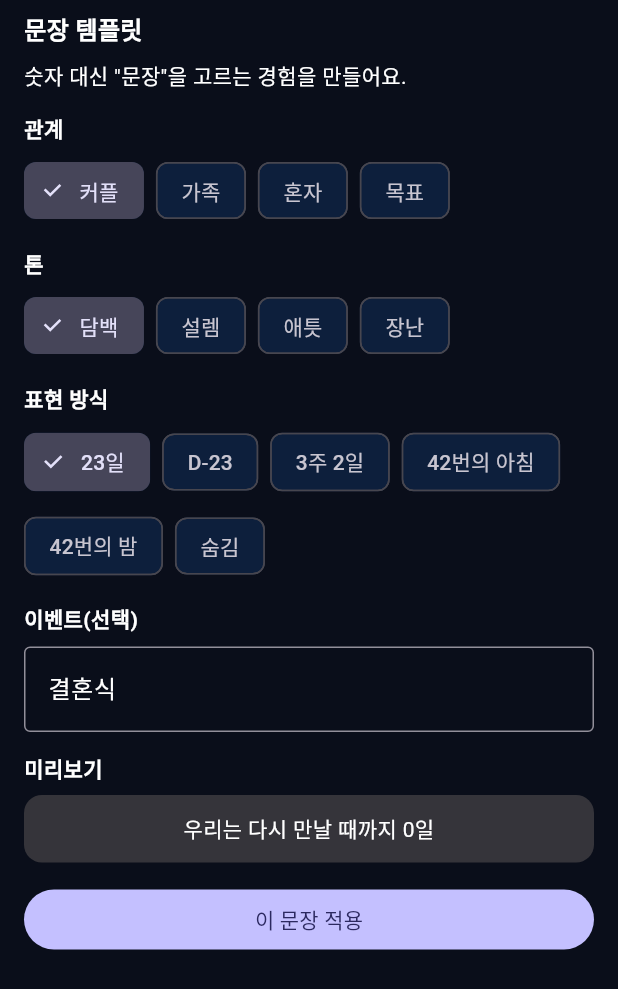
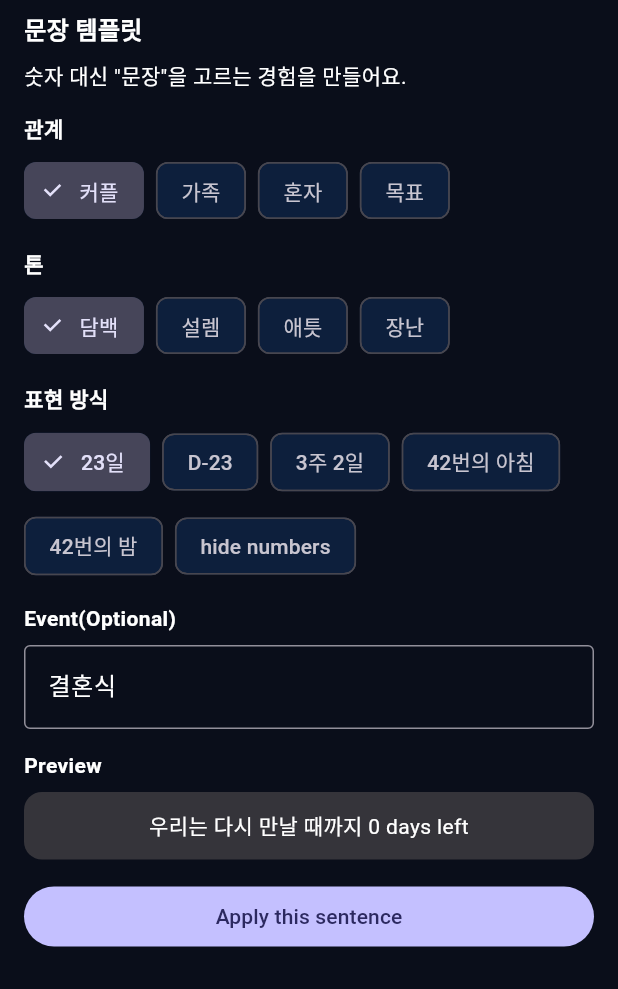
Before and after one commit to jun-young1993/dayly, a Flutter app: the _TemplateSheet widget shown alone on an empty page, opened directly with empty values, on a phone screen of 412 x 824 dp. Shown: the top 989 px of the screen. Run offline on Flutter 3.47's test engine with Material 3 defaults, Android fonts, the phone set to English and light mode, and no system bars; our stand-ins replace firebase_auth, firebase_core, flutter_screenutil, google_fonts, share_plus, shared_preferences; missing offline and left inert: firebase_ui_auth, flutter_ui_kit_google_mobile_ads; accounts and stored records are empty; project files that could hold a hidden picture were left out.

Commit message:
한글 문그 영어로 변경 중 ...

```diff
--- a/lib/screens/share_preview_screen_v2.dart
+++ b/lib/screens/share_preview_screen_v2.dart
@@ -159,7 +159,7 @@ class _SharePreviewScreenV2State extends State<SharePreviewScreenV2> {
               crossAxisAlignment: CrossAxisAlignment.stretch,
               children: <Widget>[
                 const Text(
-                  '표현 방식',
+                  'Expression Style',
                   style: TextStyle(fontSize: 16, fontWeight: FontWeight.w700),
                 ),
                 const SizedBox(height: 12),
@@ -198,7 +198,7 @@ class _SharePreviewScreenV2State extends State<SharePreviewScreenV2> {
               crossAxisAlignment: CrossAxisAlignment.stretch,
               children: <Widget>[
                 const Text(
-                  '테마',
+                  'Theme',
                   style: TextStyle(fontSize: 16, fontWeight: FontWeight.w700),
                 ),
                 const SizedBox(height: 12),
@@ -250,12 +250,12 @@ class _SharePreviewScreenV2State extends State<SharePreviewScreenV2> {
       '${date.year}.${date.month.toString().padLeft(2, '0')}.${date.day.toString().padLeft(2, '0')}';
 
   String _countdownModeLabel(DaylyCountdownMode mode) => switch (mode) {
-        DaylyCountdownMode.days => '23일',
+        DaylyCountdownMode.days => '23 days left', //23일
         DaylyCountdownMode.dMinus => 'D-23',
-        DaylyCountdownMode.weeksDays => '3주 2일',
-        DaylyCountdownMode.mornings => '42번의 아침',
-        DaylyCountdownMode.nights => '42번의 밤',
-        DaylyCountdownMode.hidden => '숫자 숨김',
+        DaylyCountdownMode.weeksDays => '3 weeks 23 days',
+        DaylyCountdownMode.mornings => '42 mornings',
+        DaylyCountdownMode.nights => '42 nights',
+        DaylyCountdownMode.hidden => 'hide numbers',
       };
 
   @override
@@ -336,7 +336,7 @@ class _SharePreviewScreenV2State extends State<SharePreviewScreenV2> {
                         else
                           IconButton(
                             onPressed: _shareCurrentPreview,
-                            tooltip: '공유',
+                            tooltip: 'Share',
                             icon: Icon(Icons.ios_share, color: Colors.white54, size: 22.sp),
                           ),
                       ],
@@ -410,28 +410,28 @@ class _SharePreviewScreenV2State extends State<SharePreviewScreenV2> {
                           SizedBox(height: 8.h),
                           _GlassEditTile(
                             icon: Icons.edit_note,
-                            label: '문장 수정',
+                            label: 'Sentence Editing',
                             value: _model.primarySentence,
                             onTap: _editSentence,
                           ),
                           SizedBox(height: 8.h),
                           _GlassEditTile(
                             icon: Icons.event,
-                            label: '날짜',
+                            label: 'Date',
                             value: _formatDate(_model.targetDate),
                             onTap: _editTargetDate,
                           ),
                           SizedBox(height: 8.h),
                           _GlassEditTile(
                             icon: Icons.palette_outlined,
-                            label: '테마',
+                            label: 'Theme',
                             value: daylyThemeLabel(_model.style.themePreset),
                             onTap: _pickThemePreset,
                           ),
                           SizedBox(height: 8.h),
                           _GlassEditTile(
                             icon: Icons.numbers,
-                            label: '표현 방식',
+                            label: 'Expression Style',
                             value: _countdownModeLabel(_model.style.countdownMode),
                             onTap: _pickCountdownMode,
                           ),
@@ -441,7 +441,7 @@ class _SharePreviewScreenV2State extends State<SharePreviewScreenV2> {
                               Expanded(
                                 child: _GlassToggleTile(
                                   icon: Icons.more_horiz,
-                                  label: '디바이더',
+                                  label: 'Divider',
                                   isOn: _model.style.showDivider,
                                   onTap: _toggleDivider,
                                 ),
@@ -793,7 +793,7 @@ class _TemplateSheetState extends State<_TemplateSheet> {
                   DaylyCountdownMode.weeksDays => '3주 2일',
                   DaylyCountdownMode.mornings => '42번의 아침',
                   DaylyCountdownMode.nights => '42번의 밤',
-                  DaylyCountdownMode.hidden => '숨김',
+                  DaylyCountdownMode.hidden => 'hide numbers',
                 };
                 return ChoiceChip(
                   label: Text(label),
@@ -803,17 +803,17 @@ class _TemplateSheetState extends State<_TemplateSheet> {
               }).toList(),
             ),
             const SizedBox(height: 14),
-            const _SectionLabel(text: '이벤트(선택)'),
+            const _SectionLabel(text: 'Event(Optional)'),
             const SizedBox(height: 8),
             TextField(
               controller: _eventController,
               decoration: const InputDecoration(
                 border: OutlineInputBorder(),
-                hintText: '예) 결혼식 / 전역 / 시험 / 여행',
+                hintText: 'e.g. Wedding / Discharge / Exam / Trip',
               ),
             ),
             const SizedBox(height: 14),
-            const _SectionLabel(text: '미리보기'),
+            const _SectionLabel(text: 'Preview'),
             const SizedBox(height: 8),
             Container(
               padding: const EdgeInsets.all(12),
@@ -826,7 +826,7 @@ class _TemplateSheetState extends State<_TemplateSheet> {
             const SizedBox(height: 14),
             FilledButton(
               onPressed: () => Navigator.of(context).pop(request),
-              child: const Text('이 문장 적용'),
+              child: const Text('Apply this sentence'),
             ),
           ],
         ),
--- a/lib/utils/dayly_countdown_phrase.dart
+++ b/lib/utils/dayly_countdown_phrase.dart
@@ -15,7 +15,7 @@ String buildCountdownPhrase({
   final days = dayDiff.abs();
   switch (mode) {
     case DaylyCountdownMode.days:
-      return '$days일';
+      return dayDiff >= 0 ? '$days days left' : '$days days ago';
     case DaylyCountdownMode.dMinus:
       // Rule-friendly: keep "D-23" (no D+).
       // Request: future/upcoming => D- , past/after => D+
@@ -26,13 +26,13 @@ String buildCountdownPhrase({
     case DaylyCountdownMode.weeksDays:
       final weeks = days ~/ 7;
       final remainderDays = days % 7;
-      if (weeks <= 0) return '$days일';
-      if (remainderDays == 0) return '$weeks주';
-      return '$weeks주 $remainderDays일';
+      if (weeks <= 0) return '$days days';
+      if (remainderDays == 0) return '$weeks weeks';
+      return '$weeks weeks $remainderDays days';
     case DaylyCountdownMode.mornings:
-      return '$days번의 아침';
+      return '$days mornings';
     case DaylyCountdownMode.nights:
-      return '$days번의 밤';
+      return '$days nights';
     case DaylyCountdownMode.hidden:
       return '';
   }
--- a/pubspec.yaml
+++ b/pubspec.yaml
@@ -43,6 +43,11 @@ dependencies:
   firebase_core: ^4.3.0
   firebase_ui_oauth_google: ^2.0.1
   flutter_screenutil: ^5.9.3
+  flutter_ui_kit_google_mobile_ads:
+    git:
+      url: https://github.com/jun-young1993/flutter_ui_kit.git
+      path: packages/flutter_ui_kit_google_mobile_ads
+#  google_mobile_ads: ^7.0.0
 
 dev_dependencies:
   flutter_test:
```
Also changed, not shown: lib/app.dart (+7 -1 lines), lib/main.dart (+10 -0 lines), lib/firebase_options.dart, 13 other files.
